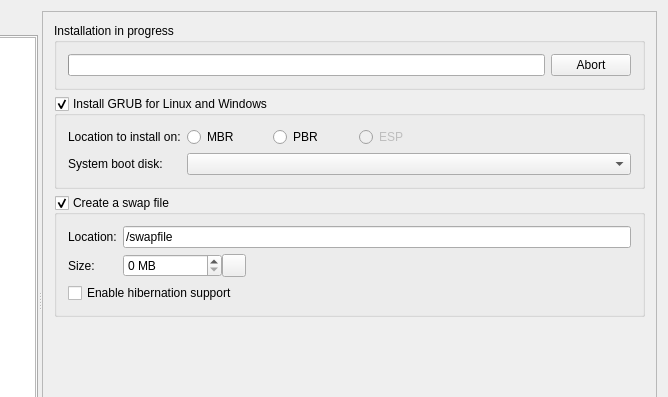
First picture: the form in meinstall.ui, repository gazelle-installer/gazelle-installer, before the edit; both pictures show x 132 to 800 and y 0 to 397 of the 800 by 600 pixel window.
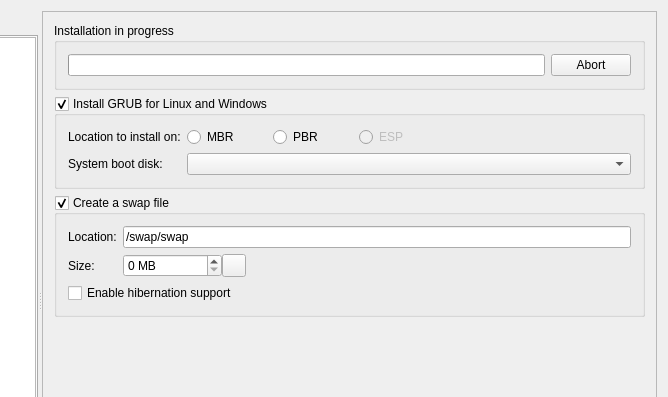
Second picture: the form after the edit. The open tabs and pages were chosen to show the change. Icons and pictures are not drawn. Custom widgets are drawn as their Qt base class.

Commit message: Make the directory of the swap if it doesn't already exist. Disable the Next button if the swap file location is invalid. Make QProcess::mkpath() no-op if the path exists, can now set the mode. Add /swap usage template for btrfs subvolumes.

The edit to the form file:
```diff
--- a/meinstall.ui
+++ b/meinstall.ui
@@ -1066,7 +1066,7 @@
               <item row="0" column="1" colspan="4">
                <widget class="QLineEdit" name="textSwapFile">
                 <property name="text">
-                 <string notr="true">/swapfile</string>
+                 <string notr="true">/swap/swap</string>
                 </property>
                </widget>
               </item>
```
The commit also changes 4 other files.
